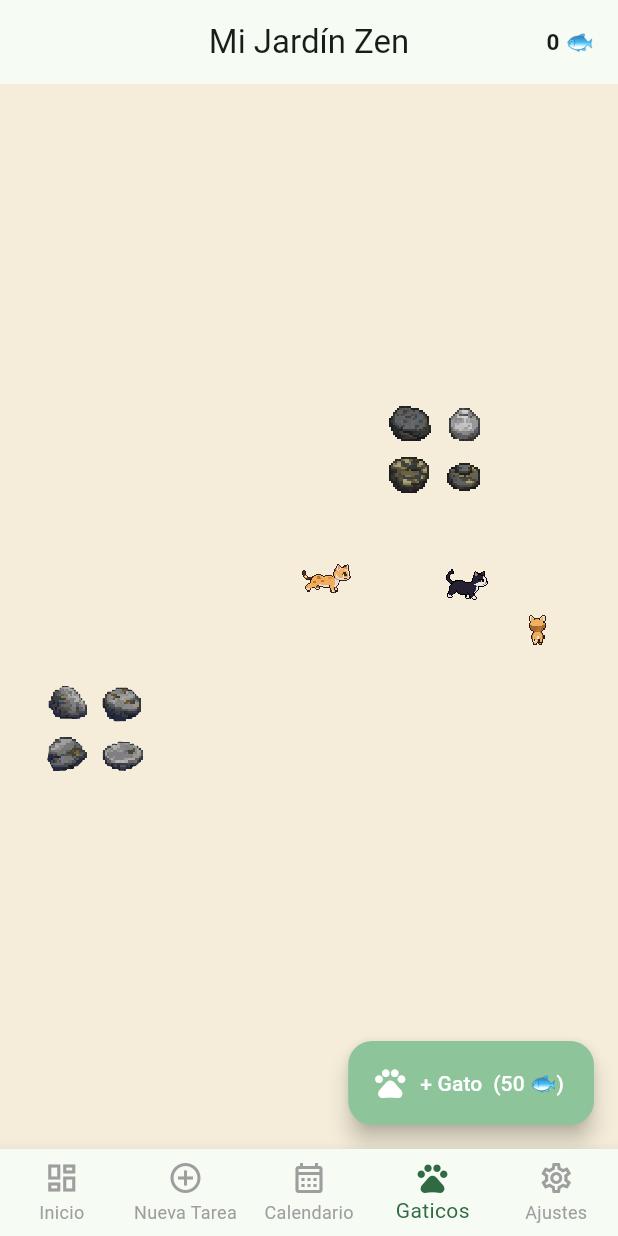
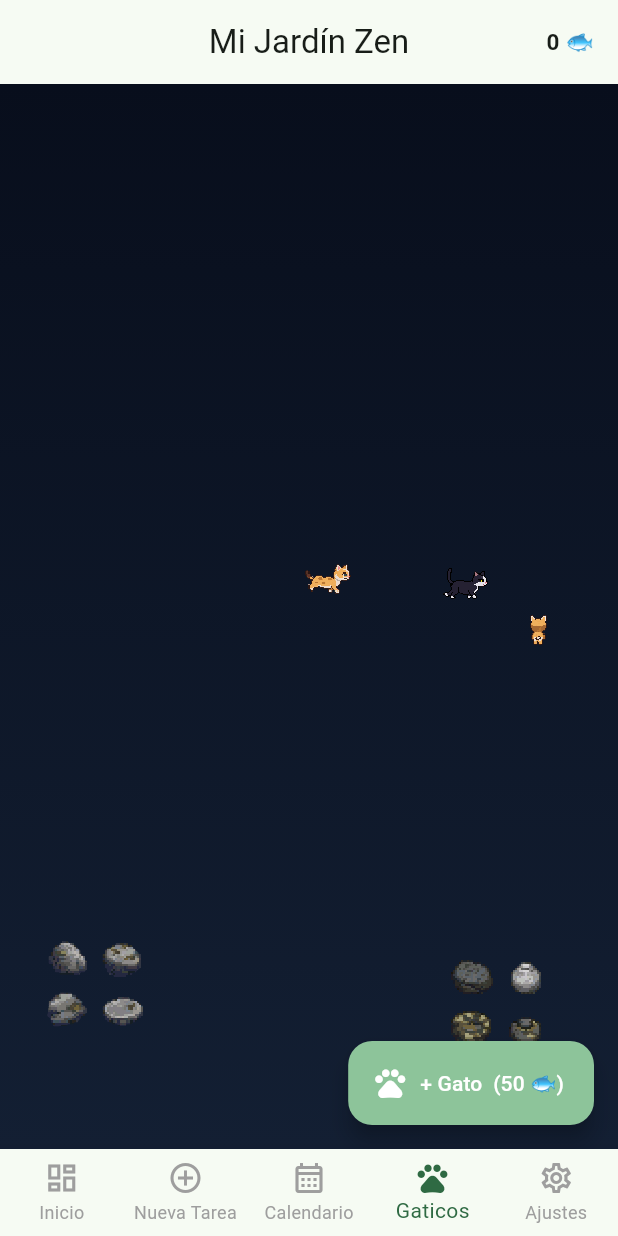
Before and after one commit to alegmzhi08/Zentask, a Flutter app: the screen it shows once a user with an empty profile is signed in, item 4 of the bottom bar chosen, on a phone screen of 412 x 824 dp. Run offline on Flutter 3.47's test engine with Material 3 defaults, Android fonts, the phone set to English and light mode, and no system bars; our stand-ins replace audioplayers, firebase_auth, firebase_core, shared_preferences, sqflite, table_calendar; accounts and stored records are empty.

```diff
--- a/lib/main.dart
+++ b/lib/main.dart
@@ -5,15 +5,15 @@ import 'firebase_options.dart';
 import 'screens/login_screen.dart';
 import 'screens/main_screen.dart';
 import 'services/economy_service.dart';
+import 'services/settings_service.dart';
 
 void main() async {
   WidgetsFlutterBinding.ensureInitialized();
   await EconomyService.init();
-  try {
-    await Firebase.initializeApp(
-      options: DefaultFirebaseOptions.currentPlatform,
-    );
-  } catch (_) {}
+  await SettingsService.init();
+  await Firebase.initializeApp(
+    options: DefaultFirebaseOptions.currentPlatform,
+  );
   runApp(const ZentaskApp());
 }
 
@@ -52,6 +52,38 @@ class PantallaInicial extends StatelessWidget {
             ),
           );
         }
+        if (snapshot.hasError) {
+          return Scaffold(
+            backgroundColor: const Color(0xFFF4FBF5),
+            body: Center(
+              child: Padding(
+                padding: const EdgeInsets.all(24),
+                child: Column(
+                  mainAxisSize: MainAxisSize.min,
+                  children: [
+                    const Icon(Icons.wifi_off_rounded,
+                        color: Color(0xFF8DC49A), size: 48),
+                    const SizedBox(height: 16),
+                    const Text(
+                      'No se pudo conectar',
+                      style: TextStyle(
+                          fontSize: 18,
+                          fontWeight: FontWeight.w600,
+                          color: Color(0xFF3A4A3E)),
+                    ),
+                    const SizedBox(height: 8),
+                    Text(
+                      '${snapshot.error}',
+                      textAlign: TextAlign.center,
+                      style: const TextStyle(
+                          fontSize: 12, color: Color(0xFF7D9882)),
+                    ),
+                  ],
+                ),
+              ),
+            ),
+          );
+        }
         if (snapshot.hasData) {
           return const MainScreen();
         }
--- a/lib/screens/ajustes_screen.dart
+++ b/lib/screens/ajustes_screen.dart
@@ -20,7 +20,7 @@ class _AjustesScreenState extends State<AjustesScreen> {
   @override
   void initState() {
     super.initState();
-    SettingsService.instance.init();
+    SettingsService.init();
   }
 
   @override
--- a/lib/screens/crear_tarea_screen.dart
+++ b/lib/screens/crear_tarea_screen.dart
@@ -56,7 +56,7 @@ class _CrearTareaScreenState extends State<CrearTareaScreen> {
     if (_diasSeleccionados[i]) diasElegidos.add(_diasSemana[i]);
   }
 
-  final uid = FirebaseAuth.instance.currentUser!.uid;
+  final uid = FirebaseAuth.instance.currentUser?.uid ?? '';
 
   final nuevaTarea = Tarea(
     id: DateTime.now().millisecondsSinceEpoch.toString(),
--- a/lib/services/settings_service.dart
+++ b/lib/services/settings_service.dart
@@ -26,8 +26,9 @@ class SettingsService {
 
   bool _initialized = false;
 
-  /// Carga los valores guardados. Idempotente — llamar en initState de cada screen.
-  Future<void> init() async {
+  static Future<void> init() => instance._init();
+
+  Future<void> _init() async {
     if (_initialized) return;
     _initialized = true;
     final prefs = await SharedPreferences.getInstance();
--- a/lib/widgets/cat_garden_widget.dart
+++ b/lib/widgets/cat_garden_widget.dart
@@ -4,28 +4,22 @@ import 'zen_garden_painter.dart';
 import 'garden/interactive_cat_widget.dart';
 
 // ── Rutas de assets del jardín ────────────────────────────────────────────────
-// Ajusta los paths si renombraste algún archivo en assets/images/game/garden/.
-const _kRock1   = 'assets/images/game/garden/rock_1.png';   // grupo rocas angulares
-const _kRock2   = 'assets/images/game/garden/rock_2.png';   // grupo rocas mixtas
-const _kBush1   = 'assets/images/game/garden/bush_1.png';   // arbusto flor rosa (con base)
-const _kBush2   = 'assets/images/game/garden/bush_2.png';   // arbusto flor rosa (sin base)
-const _kLantern = 'assets/images/game/garden/lantern.png';  // linterna de piedra
-const _kBonsai  = 'assets/images/game/garden/bonsai.png';   // bonsai con rocas
-const _kPond    = 'assets/images/game/garden/pond.png';     // estanque (vista cenital)
-const _kSakura  = 'assets/images/game/garden/sakura.png';   // cerezo sakura
+const _kRock1   = 'assets/images/game/garden/rock_1.png';
+const _kRock2   = 'assets/images/game/garden/rock_2.png';
+const _kBush1   = 'assets/images/game/garden/bush_1.png';
+const _kBush2   = 'assets/images/game/garden/bush_2.png';
+const _kLantern = 'assets/images/game/garden/lantern.png';
+const _kBonsai  = 'assets/images/game/garden/bonsai.png';
+const _kSakura  = 'assets/images/game/garden/sakura.png';
 
 /// Jardín interactivo donde los gatos se mueven de forma autónoma.
 ///
 /// Z-index del Stack (de atrás hacia adelante):
-///   0 – Fondo procedural [ZenGardenPainter]
-///   1 – Estanque / lago  (tier 3)
-///   2 – Rocas            (tier 1+)
-///   2 – Arbustos, bonsai, linterna (tier 2+)
-///   3 – Gatos animados
+///   0 – Fondo procedural [ZenGardenPainter] (gradiente oscuro)
+///   1 – Rocas            (tier 1+, ancladas al fondo como suelo)
+///   2 – Arbustos, bonsai, linterna (tier 2+, plano medio)
+///   3 – Gatos animados   (centro del jardín)
 ///   4 – Cerezo sakura    (tier 3, esquina superior-derecha)
-///
-/// Las capas 1, 2 y 4 se envuelven en [AnimatedOpacity] (800 ms) para que
-/// el fundido de entrada sea suave cuando el usuario sube de tier.
 class CatGardenWidget extends StatelessWidget {
   const CatGardenWidget({super.key, required this.provider});
 
@@ -35,7 +29,6 @@ class CatGardenWidget extends StatelessWidget {
   Widget build(BuildContext context) {
     return LayoutBuilder(
       builder: (context, constraints) {
-        // setBounds solo se llama cuando cambia el tamaño — no en cada tick.
         provider.setBounds(Size(constraints.maxWidth, constraints.maxHeight));
 
         final w = constraints.maxWidth;
@@ -50,27 +43,21 @@ class CatGardenWidget extends StatelessWidget {
               clipBehavior: Clip.hardEdge,
               children: [
 
-                // ── Capa 0: Arena procedural ────────────────────────────────
+                // ── Capa 0: Gradiente de fondo ──────────────────────────────
                 Positioned.fill(
                   child: CustomPaint(
                     painter: ZenGardenPainter(tier: tier),
                   ),
                 ),
 
-                // ── Capa 1: Estanque (tier 3) ───────────────────────────────
-                _decorLayer(
-                  visible: tier >= 3,
-                  children: [
-                    _decor(_kPond, left: w * 0.02, top: h * 0.42, size: 175),
-                  ],
-                ),
-
-                // ── Capa 2: Rocas (tier 1+) ─────────────────────────────────
+                // ── Capa 1: Rocas (tier 1+) — ancladas al suelo ─────────────
+                // Posicionadas en la franja inferior para crear un plano base
+                // que visualmente "ancla" a los gatos.
                 _decorLayer(
                   visible: tier >= 1,
                   children: [
-                    _decor(_kRock1, left: w * 0.04, top: h * 0.54, size: 92),
-                    _decor(_kRock2, left: w * 0.60, top: h * 0.28, size: 86),
+                    _decor(_kRock1, left: w * 0.04, top: h * 0.78, size: 92),
+                    _decor(_kRock2, left: w * 0.70, top: h * 0.80, size: 86),
                   ],
                 ),
 
@@ -78,10 +65,10 @@ class CatGardenWidget extends StatelessWidget {
                 _decorLayer(
                   visible: tier >= 2,
                   children: [
-                    _decor(_kBonsai,  left: w * 0.16, top: h * 0.30, size: 88),
-                    _decor(_kBush1,   left: w * 0.66, top: h * 0.52, size: 94),
-                    _decor(_kBush2,   left: w * 0.04, top: h * 0.10, size: 88),
-                    _decor(_kLantern, left: w * 0.43, top: h * 0.08, size: 58),
+                    _decor(_kBush2,   left: w * 0.02, top: h * 0.22, size: 88),
+                    _decor(_kBonsai,  left: w * 0.07, top: h * 0.48, size: 88),
+                    _decor(_kBush1,   left: w * 0.56, top: h * 0.53, size: 94),
+                    _decor(_kLantern, left: w * 0.43, top: h * 0.63, size: 58),
                   ],
                 ),
 
@@ -100,7 +87,7 @@ class CatGardenWidget extends StatelessWidget {
                   ),
 
                 // ── Capa 4: Cerezo sakura (tier 3, techo superior-derecho) ───
-                // Los gatos que pasen por esa zona quedarán visualmente "bajo"
+                // Los gatos que pasen por esa zona quedan visualmente "bajo"
                 // las ramas al estar en una capa inferior.
                 _decorLayer(
                   visible: tier >= 3,
@@ -108,7 +95,7 @@ class CatGardenWidget extends StatelessWidget {
                     Positioned(
                       right: 0,
                       top: 0,
-                      child: _img(_kSakura, 155),
+                      child: _img(_kSakura, 175),
                     ),
                   ],
                 ),
@@ -123,9 +110,6 @@ class CatGardenWidget extends StatelessWidget {
 
   // ── Helpers de construcción ───────────────────────────────────────────────
 
-  /// Capa de decoración con fundido animado al cambiar el [visible].
-  /// Usa [StackFit.expand] para que los [Positioned] hijos usen las mismas
-  /// coordenadas que el Stack padre.
   static Widget _decorLayer({
     required bool visible,
     required List<Widget> children,
@@ -142,7 +126,6 @@ class CatGardenWidget extends StatelessWidget {
     );
   }
 
-  /// [Positioned] con [Image.asset] colocado desde coordenadas absolutas.
   static Positioned _decor(
     String asset, {
     required double left,
@@ -152,7 +135,6 @@ class CatGardenWidget extends StatelessWidget {
     return Positioned(left: left, top: top, child: _img(asset, size));
   }
 
-  /// Imagen pixel-art sin interpolación bilinear.
   static Widget _img(String asset, double size) {
     return Image.asset(
       asset,
--- a/lib/widgets/zen_garden_painter.dart
+++ b/lib/widgets/zen_garden_painter.dart
@@ -2,37 +2,43 @@ import 'package:flutter/material.dart';
 
 /// Pinta el fondo del jardín zen de forma procedural según el [tier].
 ///
-/// Tier 1 (0-3 gatos): arena lisa.
-/// Tier 2 (4-7 gatos): arena con líneas horizontales suaves (rastrillado simple).
-/// Tier 3 (8+ gatos):  rastrillado con ondas circulares alrededor de dos piedras.
+/// Tier 1: gradiente oscuro limpio, sin líneas.
+/// Tier 2: gradiente + líneas de rastrillo muy sutiles.
+/// Tier 3: rastrillo con ondas circulares alrededor de dos piedras.
 ///
-/// [shouldRepaint] devuelve `false` mientras el tier no cambie, de modo que
-/// los ~60 ticks/s del movimiento de gatos no disparan redibujado del fondo.
+/// [shouldRepaint] devuelve `false` mientras el tier no cambie.
 class ZenGardenPainter extends CustomPainter {
   const ZenGardenPainter({required this.tier});
 
   final int tier;
 
-  // ── Paleta ───────────────────────────────────────────────────────────────
-  static const Color _sand  = Color(0xFFF5EDDA);
-  static const Color _rake  = Color(0xFFCCBFA0);
-  static const Color _rock  = Color(0xFFAA9878);
-  static const Color _rockEdge = Color(0xFF8E7E62);
+  // ── Paleta oscura "medianoche zen" ───────────────────────────────────────
+  static const Color _gradTop    = Color(0xFF080E1C); // azul-negro profundo
+  static const Color _gradBottom = Color(0xFF131F33); // azul marino oscuro
+  static const Color _rake       = Color(0x1E4A7899); // líneas muy sutiles
+  static const Color _rock       = Color(0xFF4E6070); // piedra fría
+  static const Color _rockEdge   = Color(0xFF364855); // borde piedra
 
-  // ── Métricas del rastrillado ──────────────────────────────────────────────
-  static const double _lineGap    = 18.0; // separación entre líneas
-  static const double _amplitude  =  2.2; // altura de la onda (px)
-  static const double _waveLen    = 60.0; // longitud de onda (px)
-  static const double _strokeW    =  1.1;
-
-  // ── Piedras (posición relativa, fija) ────────────────────────────────────
-  static const double _rockR      = 10.0;
-  static const int    _ripples    =  5;
+  // ── Métricas del rastrillado ─────────────────────────────────────────────
+  static const double _lineGap   = 18.0;
+  static const double _amplitude =  2.2;
+  static const double _waveLen   = 60.0;
+  static const double _strokeW   =  1.1;
+  static const double _rockR     = 10.0;
+  static const int    _ripples   =  5;
 
   @override
   void paint(Canvas canvas, Size size) {
-    // ── Fondo de arena ──────────────────────────────────────────────────────
-    canvas.drawRect(Offset.zero & size, Paint()..color = _sand);
+    // ── Fondo: gradiente vertical ───────────────────────────────────────────
+    canvas.drawRect(
+      Offset.zero & size,
+      Paint()
+        ..shader = const LinearGradient(
+          begin: Alignment.topCenter,
+          end: Alignment.bottomCenter,
+          colors: [_gradTop, _gradBottom],
+        ).createShader(Offset.zero & size),
+    );
 
     if (tier < 2) return;
 
@@ -47,7 +53,6 @@ class ZenGardenPainter extends CustomPainter {
       return;
     }
 
-    // ── Tier 3: líneas evitando zonas de piedras ─────────────────────────────
     _drawTier3(canvas, size, rake);
   }
 
@@ -59,8 +64,6 @@ class ZenGardenPainter extends CustomPainter {
     }
   }
 
-  /// Genera una curva bezier cuadrática que simula una línea de rastrillo.
-  /// [xOffset] desplaza la fase horizontal (para las líneas fuera del clip).
   Path _wavePath(double baseY, double xStart, double xEnd) {
     final path = Path()..moveTo(xStart, baseY);
     double x = xStart;
@@ -85,8 +88,6 @@ class ZenGardenPainter extends CustomPainter {
     final rocks = _rockCenters(size);
     const rippleR = _rockR + _ripples * _lineGap;
 
-    // Clip: recorte que excluye las zonas de ripple alrededor de cada piedra.
-    // PathFillType.evenOdd: rect(odd) - círculos(even) = visible fuera de los círculos.
     final clip = Path()..addRect(Offset.zero & size);
     for (final c in rocks) {
       clip.addOval(Rect.fromCircle(center: c, radius: rippleR + 2));
@@ -98,20 +99,17 @@ class ZenGardenPainter extends CustomPainter {
     _drawLines(canvas, size, paint);
     canvas.restore();
 
-    // Ripples concéntricos
     for (final c in rocks) {
       for (int i = 1; i <= _ripples; i++) {
         canvas.drawCircle(c, _rockR + i * _lineGap, paint);
       }
-      // Sombra sutil (círculo desplazado)
       canvas.drawCircle(
         c.translate(1.5, 2),
         _rockR,
         Paint()
-          ..color = const Color(0x40000000)
+          ..color = const Color(0x50000000)
           ..style = PaintingStyle.fill,
       );
-      // Piedra
       canvas.drawCircle(c, _rockR, Paint()
         ..color = _rock
         ..style = PaintingStyle.fill);
@@ -119,13 +117,11 @@ class ZenGardenPainter extends CustomPainter {
         ..color = _rockEdge
         ..strokeWidth = 1.0);
     }
-    // Restaurar color del rake para usos futuros (paint es mutable)
     paint
       ..color = _rake
       ..strokeWidth = _strokeW;
   }
 
-  /// Posiciones fijas de las piedras en coordenadas relativas al tamaño.
   static List<Offset> _rockCenters(Size size) => [
         Offset(size.width * 0.27, size.height * 0.37),
         Offset(size.width * 0.71, size.height * 0.64),
```
Also changed, not shown: lib/screens/login_screen.dart (+21 -17 lines), lib/services/auth_service.dart (+17 -48 lines), pubspec.lock, 1 other file.
